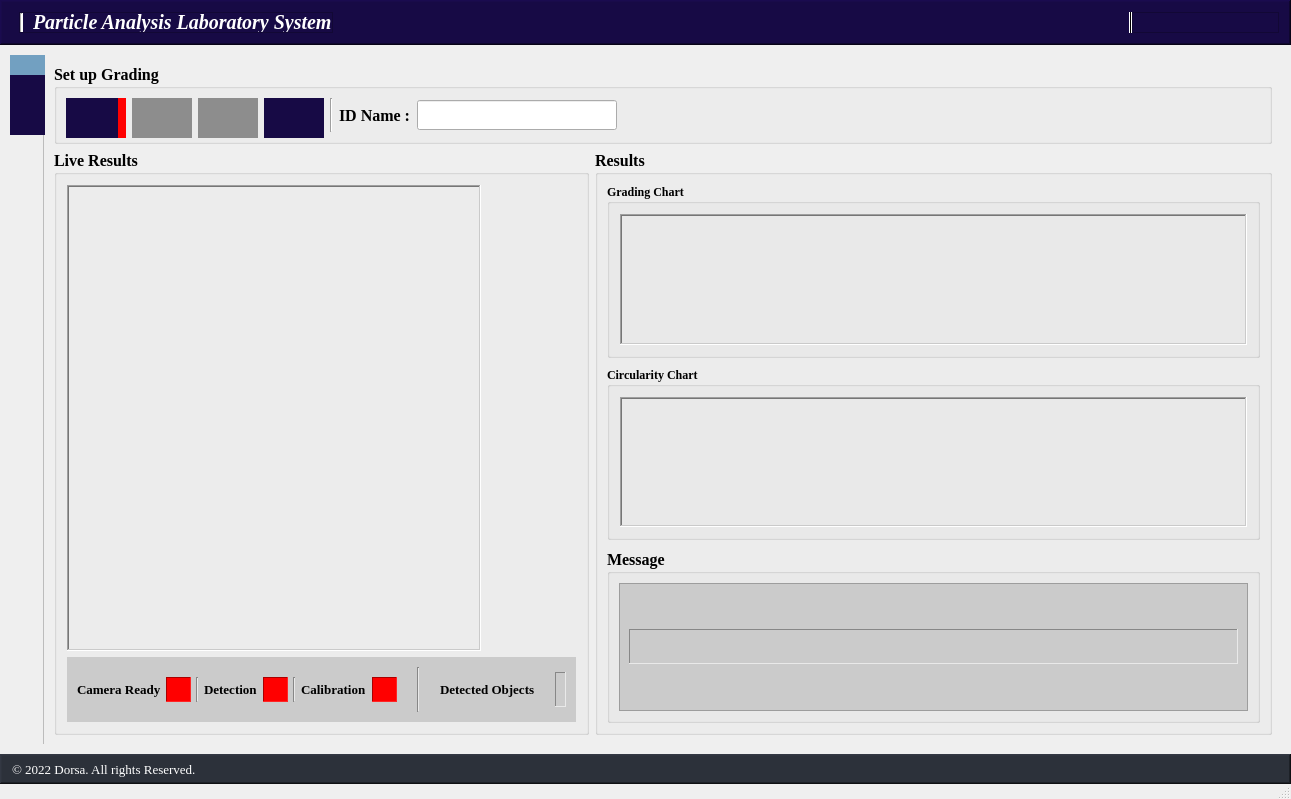
DORSA-co/OLD_particle_size_analyser, file main_UI.ui: the form before one commit.
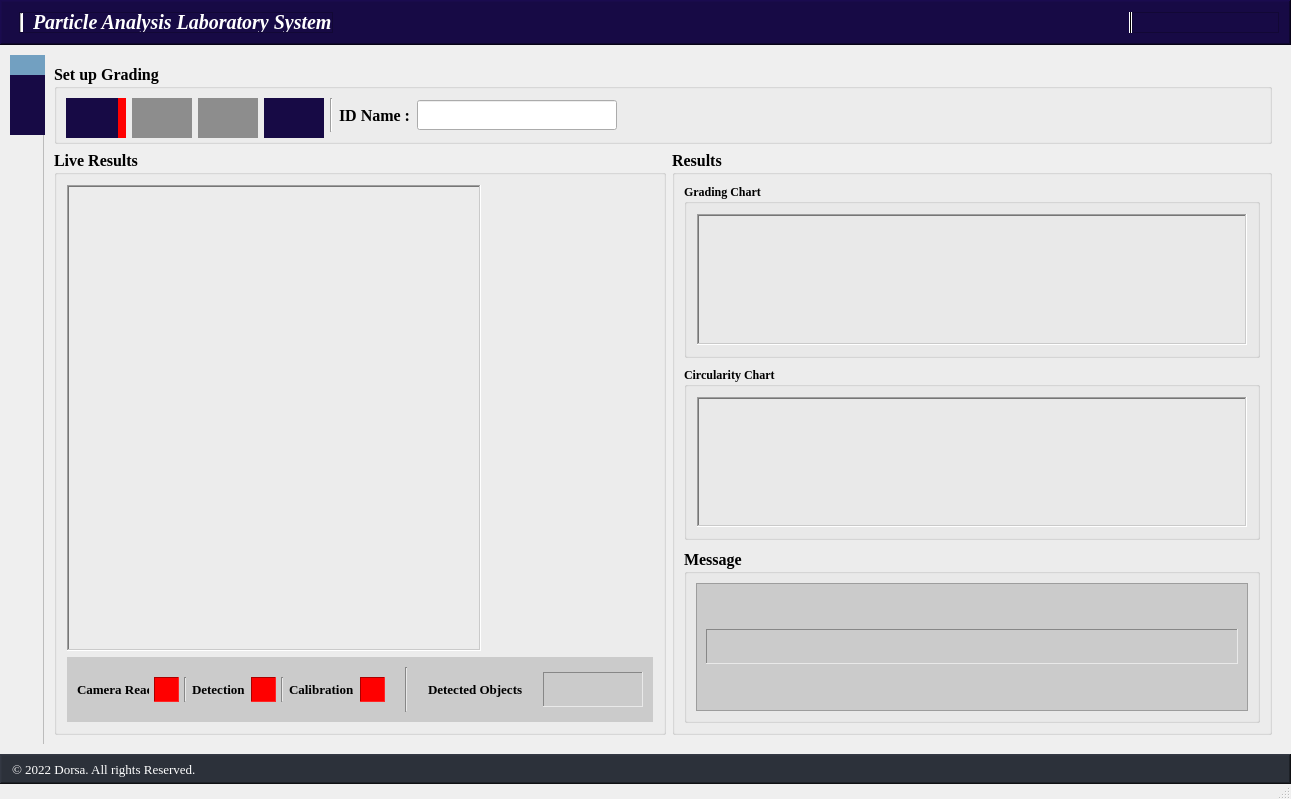
The form after the commit. Icons and pictures are not drawn.

Patch:
```diff
--- a/main_UI.ui
+++ b/main_UI.ui
@@ -1422,13 +1422,13 @@
                              <widget class="QLabel" name="n_detected_objects_label">
                               <property name="minimumSize">
                                <size>
-                                <width>0</width>
+                                <width>100</width>
                                 <height>35</height>
                                </size>
                               </property>
                               <property name="maximumSize">
                                <size>
-                                <width>16777215</width>
+                                <width>100</width>
                                 <height>35</height>
                                </size>
                               </property>
```
Left out of the diff: 22 changed lines with no effect on the pictures.
